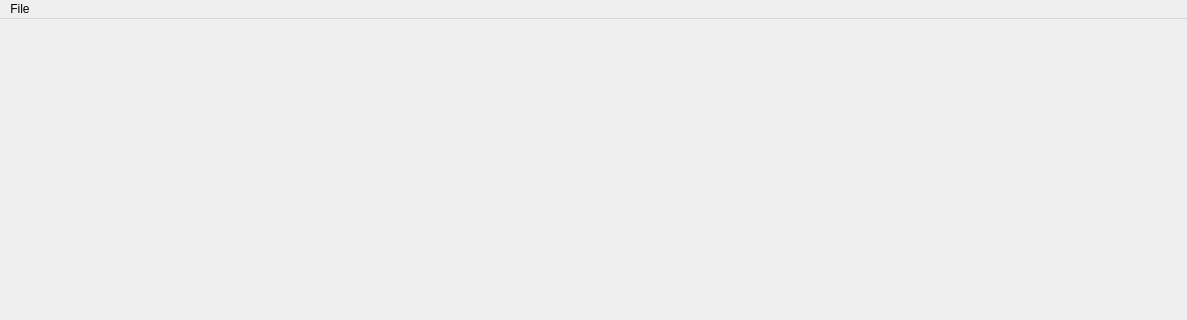
shaozk/mdfplot, file MainWindow.ui: the form before one commit; both pictures show x 0 to 1187 and y 0 to 320 of the 1187 by 746 pixel window.
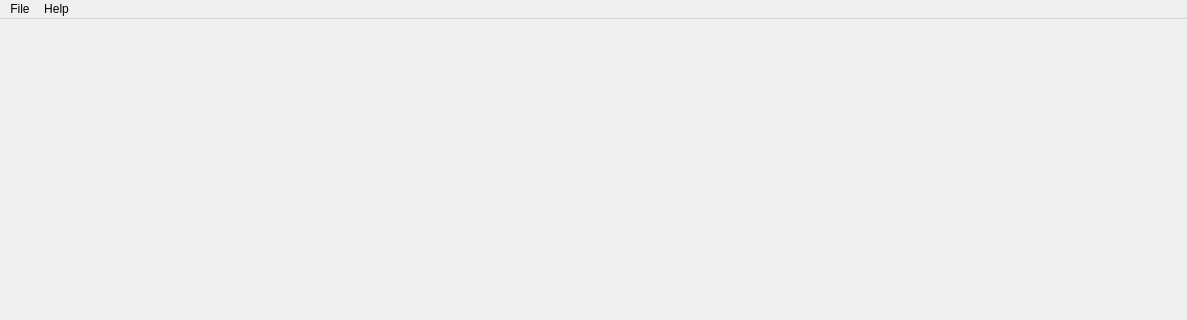
The form after the commit.

```diff
--- a/MainWindow.ui
+++ b/MainWindow.ui
@@ -29,7 +29,14 @@
     </property>
     <addaction name="actionOpenFile"/>
    </widget>
+   <widget class="QMenu" name="menuHelp">
+    <property name="title">
+     <string>Help</string>
+    </property>
+    <addaction name="actionAbout"/>
+   </widget>
    <addaction name="menuFile"/>
+   <addaction name="menuHelp"/>
   </widget>
   <widget class="QStatusBar" name="statusbar"/>
   <action name="actionOpenFile">
```
Left out of the diff: 5 changed lines with no effect on the pictures.
